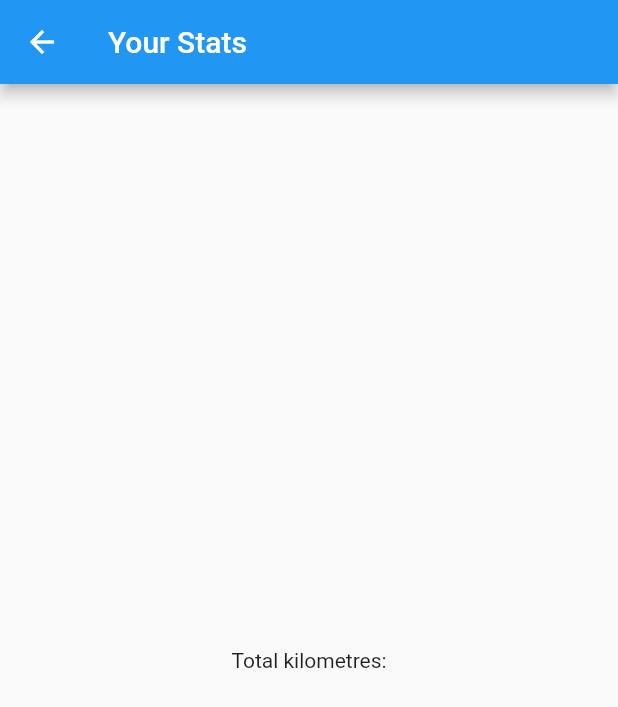
After one commit to Wondows-Teams/CountryList, a Flutter app: the screen it shows after launch, item 3 of the bottom bar chosen, after a tap on "Your Stats", on a phone screen of 412 x 824 dp. The commit adds this screen. Shown: the top 707 px of the screen. Run offline on Flutter 3.47's test engine with Material 2 defaults, Android fonts, the phone set to English and light mode, and no system bars; our stand-ins replace flutter_profile_picture; missing offline and left inert: flag.

Commit message:
Navegación con la lista de paises y las estadísticas

```diff
--- a/lib/main.dart
+++ b/lib/main.dart
@@ -55,7 +55,7 @@ class _MyMain extends State<MyMain> {
     return Scaffold(
       appBar: AppBar(
 
-        title: Text("Menu Drawer"),
+        title: Text("My Country List"),
       ),
       drawer: CustomDrawer(),
       body: scenes[index],
--- a/lib/profile.dart
+++ b/lib/profile.dart
@@ -1,3 +1,5 @@
+import 'package:countrylist/mycountrylist.dart';
+import 'package:countrylist/stats.dart';
 import 'package:flutter/material.dart';
 import 'package:flutter_profile_picture/flutter_profile_picture.dart';
 
@@ -11,14 +13,27 @@ class MyProfile extends StatefulWidget {
 class _MyProfile extends State<MyProfile>{
 
 
+
+
+
   @override
   Widget build (BuildContext context){
+
+    void toCountryList(){
+      Navigator.push(context, MaterialPageRoute(builder: (context) => MyCountryList()));
+    }
+
+    void toStats(){
+      Navigator.push(context, MaterialPageRoute(builder: (context) => MyStats()));
+    }
+
     return Center(
       // Center is a layout widget. It takes a single child and positions it
       // in the middle of the parent.
       child: Column(
         mainAxisAlignment: MainAxisAlignment.center,
         children: <Widget>[
+          Spacer(),
           const Text(
             'Welcome to your profile',
           ),
@@ -28,6 +43,21 @@ class _MyProfile extends State<MyProfile>{
               radius: 100,
               fontsize: 100),
           Spacer(),
+          Row(
+            mainAxisAlignment: MainAxisAlignment.center,
+            children: [
+              ElevatedButton(
+                  child: Text("Your Country List"),
+                  onPressed: toCountryList,
+              ),
+              SizedBox(width: 50),
+              ElevatedButton(
+                  child: Text("Your Stats"),
+                  onPressed: toStats,
+              ),
+            ],
+          ),
+          Spacer(),
         ],
       ),
     );
--- /dev/null
+++ b/lib/stats.dart
@@ -0,0 +1,37 @@
+import 'package:flutter/material.dart';
+
+class MyStats extends StatefulWidget {
+
+
+  @override
+  State<MyStats> createState() => _MyStats();
+}
+
+class _MyStats extends State<MyStats>{
+
+
+  @override
+  Widget build (BuildContext context){
+    return Scaffold(
+      appBar: AppBar(
+        title: Text("Your Stats"),
+        leading: BackButton(
+          onPressed: () => Navigator.pop(context),
+        ),
+      ),
+
+      body: Center(
+        // Center is a layout widget. It takes a single child and positions it
+        // in the middle of the parent.
+        child: Column(
+          mainAxisAlignment: MainAxisAlignment.center,
+          children: <Widget>[
+            const Text(
+              'Total kilometres:',
+            ),
+          ],
+        ),
+      ),
+    );
+  }
+}
--- a/pubspec.yaml
+++ b/pubspec.yaml
@@ -38,6 +38,7 @@ dependencies:
   cupertino_icons: ^1.0.2
   http: ^0.13.5
   flutter_profile_picture: ^2.0.0
+  flag: ^6.0.0
 
 dev_dependencies:
   flutter_test:
```
Also changed, not shown: lib/mycountrylist.dart (added, +42 -0 lines).
